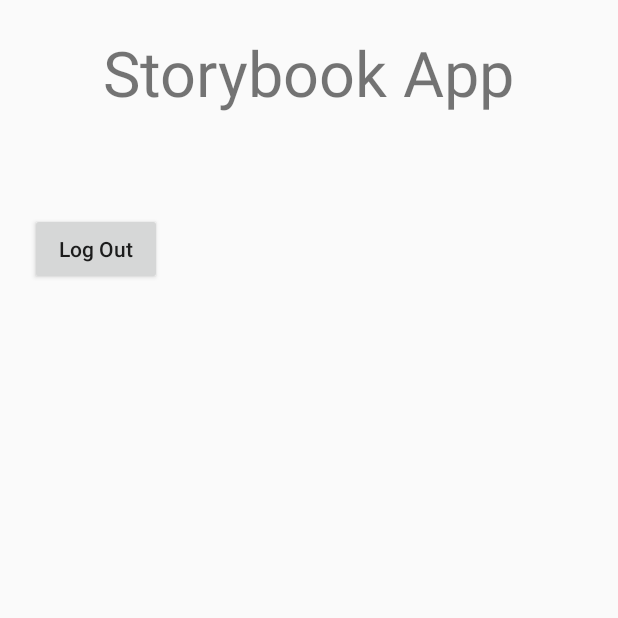
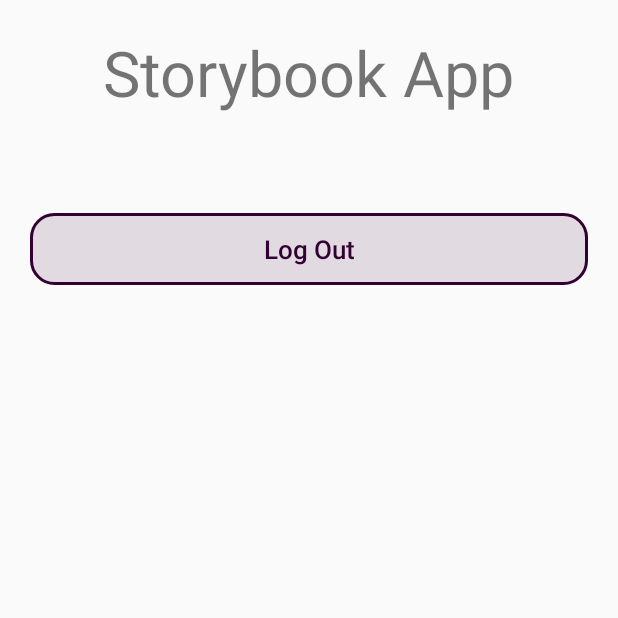
Before and after one commit to JasonHaque/StorybookApp, an Android app: the fragment ProfileFragment shown on its own in the app's theme, on a phone screen of 412 x 824 dp, the top half of it. Run offline under Robolectric (Android 15) with nearby library versions, the light colour scheme and no system bars; our stand-ins replace Firebase (no records; nobody signed in at launch, a user with empty details on screens opened directly).

Commit message:
Button style updated

```diff
--- /dev/null
+++ b/app/src/main/res/drawable/prof_button.xml
@@ -0,0 +1,9 @@
+<?xml version="1.0" encoding="utf-8"?>
+<shape xmlns:android="http://schemas.android.com/apk/res/android"
+    android:shape="rectangle">
+
+    <solid android:color="#20330033" />
+    <stroke android:width="2dp" android:color="#330033" />
+    <corners android:radius="15dp" />
+
+</shape>
--- a/app/src/main/res/layout/profile_fragment.xml
+++ b/app/src/main/res/layout/profile_fragment.xml
@@ -27,7 +27,11 @@
             android:id="@+id/log_out_button"
             android:text="@string/log_out"
             android:textAllCaps="false"
-            android:layout_width="wrap_content"
+            android:textSize="17sp"
+            android:padding="10dp"
+            android:textColor="#330033"
+            android:background="@drawable/prof_button"
+            android:layout_width="match_parent"
             android:layout_height="wrap_content"/>
     </LinearLayout>
 
```
Also changed, not shown: app/src/main/res/font/kalambold.ttf (added), app/src/main/res/font/kalamlight.ttf (added), app/src/main/res/font/kalamregular.ttf (added).
